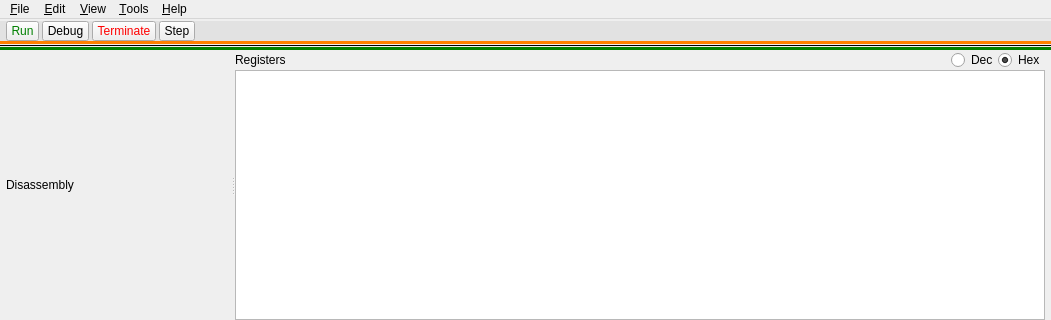
Old version of the form src/ui/mainwindow.ui in the repository MartinUbl/emulv; both pictures show x 0 to 1051 and y 0 to 320 of the 1051 by 674 pixel window.
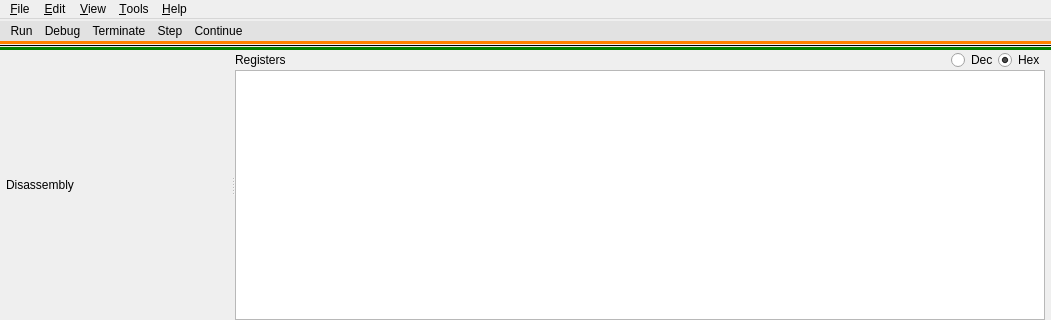
New version of the form. Icons and pictures are not drawn.

Commit message:
Fixed button icons.
Added project resources.
Added missing Continue button.

Icons should now show on different platforms:
 - BreakpointButtons now use an icon.
 - ToolBar buttons now use their respective icons.

The edit to the form file:
```diff
--- a/src/ui/mainwindow.ui
+++ b/src/ui/mainwindow.ui
@@ -39,11 +39,15 @@
      <widget class="QWidget" name="toolBar" native="true">
       <property name="styleSheet">
        <string notr="true">QWidget#toolBar {
-	background-color: rgba(99, 99, 99, 25);
+	background-color: rgba(100, 100, 100, 25);
 }
 
 QToolButton {
-	padding: 1px 0px 0px 0px;
+	background-color: rgba(100, 100, 100, 0);
+	border: 0px;
+}
+QToolButton:hover {
+	background-color: rgba(100, 100, 100, 100);
 }</string>
       </property>
       <layout class="QVBoxLayout" name="verticalLayout_9">
@@ -91,24 +95,9 @@
            <property name="toolTip">
             <string>Run (F5)</string>
            </property>
-           <property name="styleSheet">
-            <string notr="true">#btnRun {
-	color: green;
-}</string>
-           </property>
            <property name="text">
             <string>Run</string>
            </property>
-           <property name="icon">
-            <iconset theme="media-playback-start">
-             <normaloff>.</normaloff>.</iconset>
-           </property>
-           <property name="iconSize">
-            <size>
-             <width>14</width>
-             <height>14</height>
-            </size>
-           </property>
            <property name="shortcut">
             <string>F5</string>
            </property>
@@ -125,16 +114,6 @@
            <property name="text">
             <string>Debug</string>
            </property>
-           <property name="icon">
-            <iconset theme="media-seek-forward">
-             <normaloff>.</normaloff>.</iconset>
-           </property>
-           <property name="iconSize">
-            <size>
-             <width>14</width>
-             <height>14</height>
-            </size>
-           </property>
            <property name="shortcut">
             <string>F6</string>
            </property>
@@ -145,24 +124,9 @@
            <property name="toolTip">
             <string>Terminate (Shift+F5)</string>
            </property>
-           <property name="styleSheet">
-            <string notr="true">#btnTerminate {
-	color: red;
-}</string>
-           </property>
            <property name="text">
             <string>Terminate</string>
            </property>
-           <property name="icon">
-            <iconset theme="media-playback-stop">
-             <normaloff>.</normaloff>.</iconset>
-           </property>
-           <property name="iconSize">
-            <size>
-             <width>14</width>
-             <height>14</height>
-            </size>
-           </property>
            <property name="shortcut">
             <string>Shift+F5</string>
            </property>
@@ -179,21 +143,24 @@
            <property name="text">
             <string>Step</string>
            </property>
-           <property name="icon">
-            <iconset theme="go-down">
-             <normaloff>.</normaloff>.</iconset>
-           </property>
-           <property name="iconSize">
-            <size>
-             <width>14</width>
-             <height>14</height>
-            </size>
-           </property>
            <property name="shortcut">
             <string>F7</string>
            </property>
           </widget>
          </item>
+         <item>
+          <widget class="QToolButton" name="btnContinue">
+           <property name="toolTip">
+            <string>Continue (F8)</string>
+           </property>
+           <property name="text">
+            <string>Continue</string>
+           </property>
+           <property name="shortcut">
+            <string>F8</string>
+           </property>
+          </widget>
+         </item>
          <item>
           <spacer name="horizontalSpacer_3">
            <property name="orientation">
```
Left out of the diff: 9 changed lines with no effect on the pictures. The commit also changes 11 other files.
